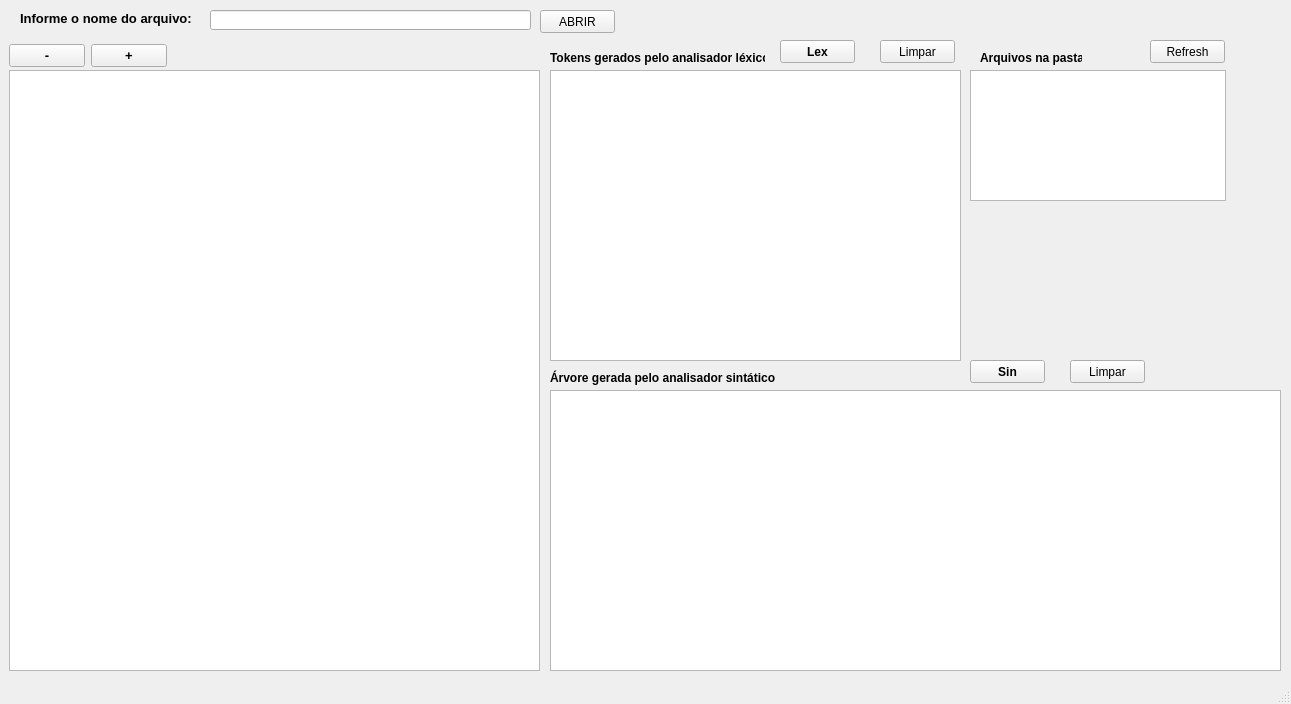
Old version of the form trabalho/Interface.ui in the repository EricTierre/compiladores.
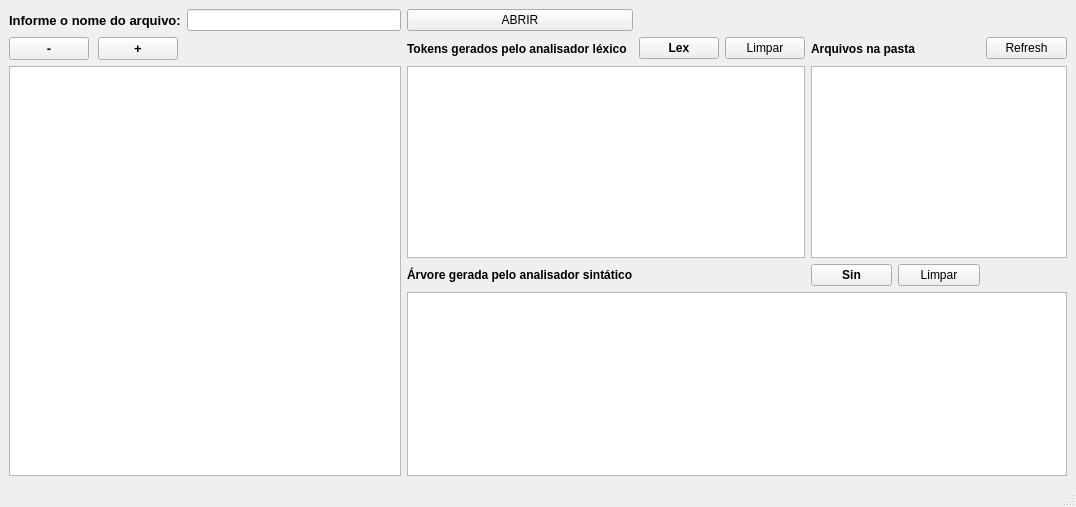
New version of the form. Icons and pictures are not drawn. Custom widgets are drawn as their Qt base class.

What changed in the file:
```diff
--- a/trabalho/Interface.ui
+++ b/trabalho/Interface.ui
@@ -9,8 +9,8 @@
    <rect>
     <x>0</x>
     <y>0</y>
-    <width>1291</width>
-    <height>704</height>
+    <width>1076</width>
+    <height>507</height>
    </rect>
   </property>
   <property name="sizePolicy">
@@ -30,85 +30,9 @@
    <string notr="true">background: (181, 181, 181);</string>
   </property>
   <widget class="QWidget" name="centralwidget">
-   <widget class="CodeEditor" name="campotexto_arquivo">
-    <property name="geometry">
-     <rect>
-      <x>9</x>
-      <y>70</y>
-      <width>531</width>
-      <height>601</height>
-     </rect>
-    </property>
-    <property name="sizePolicy">
-     <sizepolicy hsizetype="Expanding" vsizetype="Minimum">
-      <horstretch>0</horstretch>
-      <verstretch>0</verstretch>
-     </sizepolicy>
-    </property>
-    <property name="font">
-     <font>
-      <pointsize>14</pointsize>
-     </font>
-    </property>
-    <property name="styleSheet">
-     <string notr="true"/>
-    </property>
-    <property name="midLineWidth">
-     <number>0</number>
-    </property>
-   </widget>
-   <widget class="QLineEdit" name="lineEdit">
-    <property name="geometry">
-     <rect>
-      <x>210</x>
-      <y>10</y>
-      <width>321</width>
-      <height>20</height>
-     </rect>
-    </property>
-   </widget>
-   <widget class="QTextEdit" name="arquivos">
-    <property name="geometry">
-     <rect>
-      <x>970</x>
-      <y>70</y>
-      <width>256</width>
-      <height>131</height>
-     </rect>
-    </property>
-    <property name="sizePolicy">
-     <sizepolicy hsizetype="Expanding" vsizetype="Fixed">
-      <horstretch>0</horstretch>
-      <verstretch>0</verstretch>
-     </sizepolicy>
-    </property>
-    <property name="font">
-     <font>
-      <pointsize>14</pointsize>
-      <weight>50</weight>
-      <bold>false</bold>
-     </font>
-    </property>
-    <property name="readOnly">
-     <bool>true</bool>
-    </property>
-    <property name="html">
-     <string>&lt;!DOCTYPE HTML PUBLIC &quot;-//W3C//DTD HTML 4.0//EN&quot; &quot;http://www.w3.org/TR/REC-html40/strict.dtd&quot;&gt;
-&lt;html&gt;&lt;head&gt;&lt;meta name=&quot;qrichtext&quot; content=&quot;1&quot; /&gt;&lt;style type=&quot;text/css&quot;&gt;
-p, li { white-space: pre-wrap; }
-&lt;/style&gt;&lt;/head&gt;&lt;body style=&quot; font-family:'MS Shell Dlg 2'; font-size:14pt; font-weight:400; font-style:normal;&quot;&gt;
-&lt;p style=&quot; margin-top:0px; margin-bottom:0px; margin-left:0px; margin-right:0px; -qt-block-indent:0; text-indent:0px;&quot;&gt;&lt;br /&gt;&lt;/p&gt;&lt;/body&gt;&lt;/html&gt;</string>
-    </property>
-   </widget>
+   <layout class="QGridLayout" name="gridLayout">
+    <item row="0" column="0">
    <widget class="QLabel" name="label">
-    <property name="geometry">
-     <rect>
-      <x>20</x>
-      <y>10</y>
-      <width>180</width>
-      <height>16</height>
-     </rect>
-    </property>
     <property name="font">
      <font>
       <pointsize>10</pointsize>
@@ -120,15 +44,12 @@
      <string>Informe o nome do arquivo:</string>
     </property>
    </widget>
+    </item>
+    <item row="0" column="1">
+     <widget class="QLineEdit" name="lineEdit"/>
+    </item>
+    <item row="0" column="2">
    <widget class="QPushButton" name="botao_abrirarquivo">
-    <property name="geometry">
-     <rect>
-      <x>540</x>
-      <y>10</y>
-      <width>75</width>
-      <height>23</height>
-     </rect>
-    </property>
     <property name="font">
      <font>
       <pointsize>9</pointsize>
@@ -138,15 +59,41 @@
      <string>ABRIR</string>
     </property>
    </widget>
+    </item>
+    <item row="1" column="0">
+     <layout class="QHBoxLayout" name="horizontalLayout_3">
+      <item alignment="Qt::AlignLeft">
+       <widget class="QPushButton" name="botao_zoomdown">
+        <property name="font">
+         <font>
+          <pointsize>10</pointsize>
+          <weight>75</weight>
+          <bold>true</bold>
+         </font>
+        </property>
+        <property name="text">
+         <string>-</string>
+        </property>
+       </widget>
+      </item>
+      <item alignment="Qt::AlignLeft">
+       <widget class="QPushButton" name="botao_zoomup">
+        <property name="font">
+         <font>
+          <pointsize>10</pointsize>
+          <weight>75</weight>
+          <bold>true</bold>
+         </font>
+        </property>
+        <property name="text">
+         <string>+</string>
+        </property>
+       </widget>
+      </item>
+     </layout>
+    </item>
+    <item row="1" column="2">
    <widget class="QLabel" name="label_2">
-    <property name="geometry">
-     <rect>
-      <x>550</x>
-      <y>50</y>
-      <width>215</width>
-      <height>16</height>
-     </rect>
-    </property>
     <property name="font">
      <font>
       <weight>75</weight>
@@ -157,62 +104,29 @@
      <string>Tokens gerados pelo analisador léxico</string>
     </property>
    </widget>
-   <widget class="QTextEdit" name="campotexto_lexico">
-    <property name="geometry">
-     <rect>
-      <x>550</x>
-      <y>70</y>
-      <width>411</width>
-      <height>291</height>
-     </rect>
-    </property>
+    </item>
+    <item row="1" column="3">
+     <widget class="QPushButton" name="botao_lexico">
     <property name="font">
      <font>
-      <pointsize>14</pointsize>
-      <weight>50</weight>
-      <bold>false</bold>
-     </font>
-    </property>
-    <property name="cursor" stdset="0">
-     <cursorShape>ArrowCursor</cursorShape>
-    </property>
-    <property name="readOnly">
-     <bool>true</bool>
-    </property>
-    <property name="html">
-     <string>&lt;!DOCTYPE HTML PUBLIC &quot;-//W3C//DTD HTML 4.0//EN&quot; &quot;http://www.w3.org/TR/REC-html40/strict.dtd&quot;&gt;
-&lt;html&gt;&lt;head&gt;&lt;meta name=&quot;qrichtext&quot; content=&quot;1&quot; /&gt;&lt;style type=&quot;text/css&quot;&gt;
-p, li { white-space: pre-wrap; }
-&lt;/style&gt;&lt;/head&gt;&lt;body style=&quot; font-family:'MS Shell Dlg 2'; font-size:14pt; font-weight:400; font-style:normal;&quot;&gt;
-&lt;p style=&quot;-qt-paragraph-type:empty; margin-top:0px; margin-bottom:0px; margin-left:0px; margin-right:0px; -qt-block-indent:0; text-indent:0px; font-size:8.25pt;&quot;&gt;&lt;br /&gt;&lt;/p&gt;&lt;/body&gt;&lt;/html&gt;</string>
-    </property>
-   </widget>
-   <widget class="QTextEdit" name="campotexto_sintatico">
-    <property name="geometry">
-     <rect>
-      <x>550</x>
-      <y>390</y>
-      <width>731</width>
-      <height>281</height>
-     </rect>
-    </property>
-    <property name="font">
-     <font>
-      <pointsize>14</pointsize>
-      <weight>50</weight>
-      <bold>false</bold>
-     </font>
-    </property>
-   </widget>
+        <weight>75</weight>
+        <bold>true</bold>
+       </font>
+      </property>
+      <property name="text">
+       <string>Lex</string>
+      </property>
+     </widget>
+    </item>
+    <item row="1" column="4">
+     <widget class="QPushButton" name="botao_deletar">
+      <property name="text">
+       <string>Limpar</string>
+      </property>
+     </widget>
+    </item>
+    <item row="1" column="5" colspan="2">
    <widget class="QLabel" name="label_3">
-    <property name="geometry">
-     <rect>
-      <x>980</x>
-      <y>50</y>
-      <width>102</width>
-      <height>16</height>
-     </rect>
-    </property>
     <property name="font">
      <font>
       <weight>75</weight>
@@ -223,60 +137,88 @@
      <string>Arquivos na pasta</string>
     </property>
    </widget>
+    </item>
+    <item row="1" column="7">
    <widget class="QPushButton" name="refreshbtn">
-    <property name="geometry">
-     <rect>
-      <x>1150</x>
-      <y>40</y>
-      <width>75</width>
-      <height>23</height>
-     </rect>
-    </property>
     <property name="text">
      <string>Refresh</string>
     </property>
    </widget>
-   <widget class="QPushButton" name="botao_lexico">
-    <property name="geometry">
-     <rect>
-      <x>780</x>
-      <y>40</y>
-      <width>75</width>
-      <height>23</height>
-     </rect>
+    </item>
+    <item row="2" column="0" rowspan="3" colspan="2">
+     <widget class="CodeEditor" name="campotexto_arquivo">
+      <property name="sizePolicy">
+       <sizepolicy hsizetype="Expanding" vsizetype="Minimum">
+        <horstretch>0</horstretch>
+        <verstretch>0</verstretch>
+       </sizepolicy>
     </property>
     <property name="font">
      <font>
-      <weight>75</weight>
-      <bold>true</bold>
-     </font>
-    </property>
-    <property name="text">
-     <string>Lex</string>
-    </property>
-   </widget>
-   <widget class="QPushButton" name="botao_deletar">
-    <property name="geometry">
-     <rect>
-      <x>880</x>
-      <y>40</y>
-      <width>75</width>
-      <height>23</height>
-     </rect>
-    </property>
-    <property name="text">
-     <string>Limpar</string>
-    </property>
-   </widget>
+        <pointsize>14</pointsize>
+       </font>
+      </property>
+      <property name="styleSheet">
+       <string notr="true"/>
+      </property>
+      <property name="midLineWidth">
+       <number>0</number>
+      </property>
+     </widget>
+    </item>
+    <item row="2" column="2" colspan="3">
+     <widget class="QTextEdit" name="campotexto_lexico">
+      <property name="font">
+       <font>
+        <pointsize>14</pointsize>
+        <weight>50</weight>
+        <bold>false</bold>
+       </font>
+      </property>
+      <property name="cursor" stdset="0">
+       <cursorShape>ArrowCursor</cursorShape>
+      </property>
+      <property name="readOnly">
+       <bool>true</bool>
+      </property>
+      <property name="html">
+       <string>&lt;!DOCTYPE HTML PUBLIC &quot;-//W3C//DTD HTML 4.0//EN&quot; &quot;http://www.w3.org/TR/REC-html40/strict.dtd&quot;&gt;
+&lt;html&gt;&lt;head&gt;&lt;meta name=&quot;qrichtext&quot; content=&quot;1&quot; /&gt;&lt;style type=&quot;text/css&quot;&gt;
+p, li { white-space: pre-wrap; }
+&lt;/style&gt;&lt;/head&gt;&lt;body style=&quot; font-family:'MS Shell Dlg 2'; font-size:14pt; font-weight:400; font-style:normal;&quot;&gt;
+&lt;p style=&quot;-qt-paragraph-type:empty; margin-top:0px; margin-bottom:0px; margin-left:0px; margin-right:0px; -qt-block-indent:0; text-indent:0px; font-size:8.25pt;&quot;&gt;&lt;br /&gt;&lt;/p&gt;&lt;/body&gt;&lt;/html&gt;</string>
+      </property>
+     </widget>
+    </item>
+    <item row="2" column="5" colspan="3">
+     <widget class="QTextEdit" name="arquivos">
+      <property name="sizePolicy">
+       <sizepolicy hsizetype="Expanding" vsizetype="Fixed">
+        <horstretch>0</horstretch>
+        <verstretch>0</verstretch>
+       </sizepolicy>
+      </property>
+      <property name="font">
+       <font>
+        <pointsize>14</pointsize>
+        <weight>50</weight>
+        <bold>false</bold>
+       </font>
+      </property>
+      <property name="readOnly">
+       <bool>true</bool>
+      </property>
+      <property name="html">
+       <string>&lt;!DOCTYPE HTML PUBLIC &quot;-//W3C//DTD HTML 4.0//EN&quot; &quot;http://www.w3.org/TR/REC-html40/strict.dtd&quot;&gt;
+&lt;html&gt;&lt;head&gt;&lt;meta name=&quot;qrichtext&quot; content=&quot;1&quot; /&gt;&lt;style type=&quot;text/css&quot;&gt;
+p, li { white-space: pre-wrap; }
+&lt;/style&gt;&lt;/head&gt;&lt;body style=&quot; font-family:'MS Shell Dlg 2'; font-size:14pt; font-weight:400; font-style:normal;&quot;&gt;
+&lt;p style=&quot; margin-top:0px; margin-bottom:0px; margin-left:0px; margin-right:0px; -qt-block-indent:0; text-indent:0px;&quot;&gt;&lt;br /&gt;&lt;/p&gt;&lt;/body&gt;&lt;/html&gt;</string>
+      </property>
+     </widget>
+    </item>
+    <item row="3" column="2">
    <widget class="QLabel" name="label_4">
-    <property name="geometry">
-     <rect>
-      <x>550</x>
-      <y>370</y>
-      <width>231</width>
-      <height>16</height>
-     </rect>
-    </property>
     <property name="font">
      <font>
       <weight>75</weight>
@@ -287,15 +229,9 @@
      <string>Árvore gerada pelo analisador sintático</string>
     </property>
    </widget>
+    </item>
+    <item row="3" column="5">
    <widget class="QPushButton" name="botao_sintatico">
-    <property name="geometry">
-     <rect>
-      <x>970</x>
-      <y>360</y>
-      <width>75</width>
-      <height>23</height>
-     </rect>
-    </property>
     <property name="font">
      <font>
       <weight>75</weight>
@@ -306,59 +242,29 @@
      <string>Sin</string>
     </property>
    </widget>
+    </item>
+    <item row="3" column="6">
    <widget class="QPushButton" name="botao_deletar_2">
-    <property name="geometry">
-     <rect>
-      <x>1070</x>
-      <y>360</y>
-      <width>75</width>
-      <height>23</height>
-     </rect>
-    </property>
     <property name="text">
      <string>Limpar</string>
     </property>
    </widget>
-   <widget class="QWidget" name="layoutWidget">
-    <property name="geometry">
-     <rect>
-      <x>9</x>
-      <y>43</y>
-      <width>158</width>
-      <height>26</height>
-     </rect>
-    </property>
-    <layout class="QHBoxLayout" name="horizontalLayout_3">
-     <item alignment="Qt::AlignLeft">
-      <widget class="QPushButton" name="botao_zoomdown">
-       <property name="font">
-        <font>
-         <pointsize>10</pointsize>
-         <weight>75</weight>
-         <bold>true</bold>
-        </font>
-       </property>
-       <property name="text">
-        <string>-</string>
-       </property>
-      </widget>
-     </item>
-     <item alignment="Qt::AlignLeft">
-      <widget class="QPushButton" name="botao_zoomup">
+    </item>
+    <item row="4" column="2" colspan="6">
+     <widget class="QTextEdit" name="campotexto_sintatico">
        <property name="font">
         <font>
-         <pointsize>10</pointsize>
-         <weight>75</weight>
-         <bold>true</bold>
-        </font>
-       </property>
-       <property name="text">
-        <string>+</string>
+        <pointsize>14</pointsize>
+        <weight>50</weight>
+        <bold>false</bold>
+       </font>
+      </property>
+      <property name="readOnly">
+       <bool>true</bool>
        </property>
       </widget>
      </item>
     </layout>
-   </widget>
   </widget>
   <widget class="QStatusBar" name="statusbar"/>
   <action name="actionNew_file">
```
Lines whose indentation alone changed are shown as unchanged.
